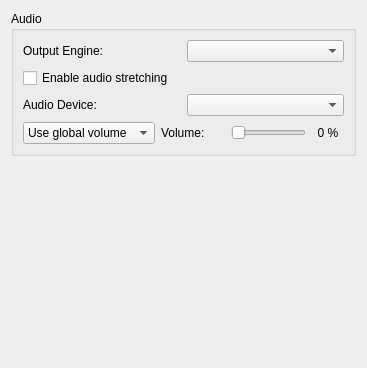
The window that src/yuzu/configuration/configure_audio.ui (formylover/yuzu-early-access) describes before a commit, drawn with Qt 5.
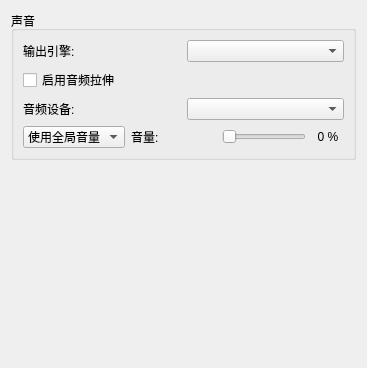
The same window after the commit.

Diff of the .ui file:
```diff
--- a/src/yuzu/configuration/configure_audio.ui
+++ b/src/yuzu/configuration/configure_audio.ui
@@ -14,7 +14,7 @@
    <item>
     <widget class="QGroupBox" name="groupBox">
      <property name="title">
-      <string>Audio</string>
+      <string>声音</string>
      </property>
      <layout class="QVBoxLayout">
       <item>
@@ -22,7 +22,7 @@
         <item>
          <widget class="QLabel" name="output_sink_label">
           <property name="text">
-           <string>Output Engine:</string>
+           <string>输出引擎:</string>
           </property>
          </widget>
         </item>
@@ -37,7 +37,7 @@
          <string>This post-processing effect adjusts audio speed to match emulation speed and helps prevent audio stutter. This however increases audio latency.</string>
         </property>
         <property name="text">
-         <string>Enable audio stretching</string>
+         <string>启用音频拉伸</string>
         </property>
        </widget>
       </item>
@@ -46,7 +46,7 @@
         <item>
          <widget class="QLabel" name="audio_device_label">
           <property name="text">
-           <string>Audio Device:</string>
+           <string>音频设备:</string>
           </property>
          </widget>
         </item>
@@ -64,7 +64,7 @@
          <widget class="QComboBox" name="volume_combo_box">
           <item>
            <property name="text">
-            <string>Use global volume</string>
+            <string>使用全局音量</string>
            </property>
           </item>
           <item>
@@ -77,7 +77,7 @@
         <item>
          <widget class="QLabel" name="volume_label">
           <property name="text">
-           <string>Volume:</string>
+           <string>音量:</string>
           </property>
          </widget>
         </item>
```
Left out of the diff: 4 changed lines with no effect on the pictures.
